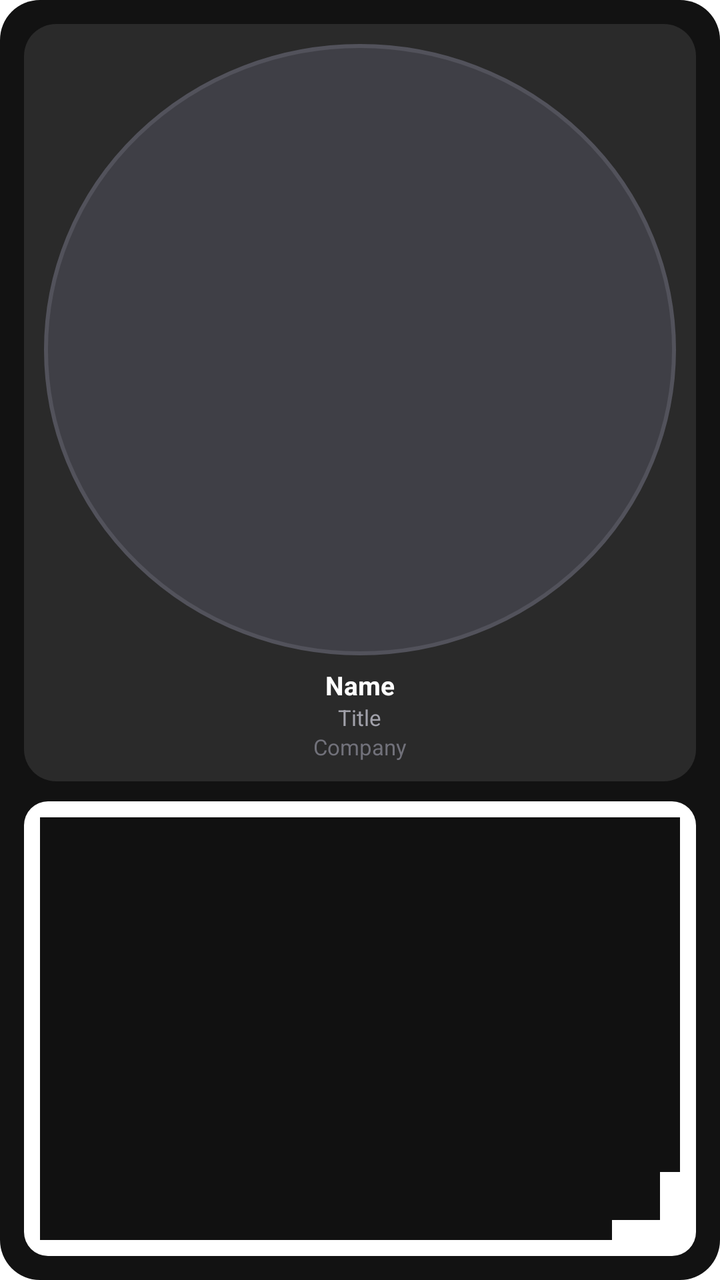
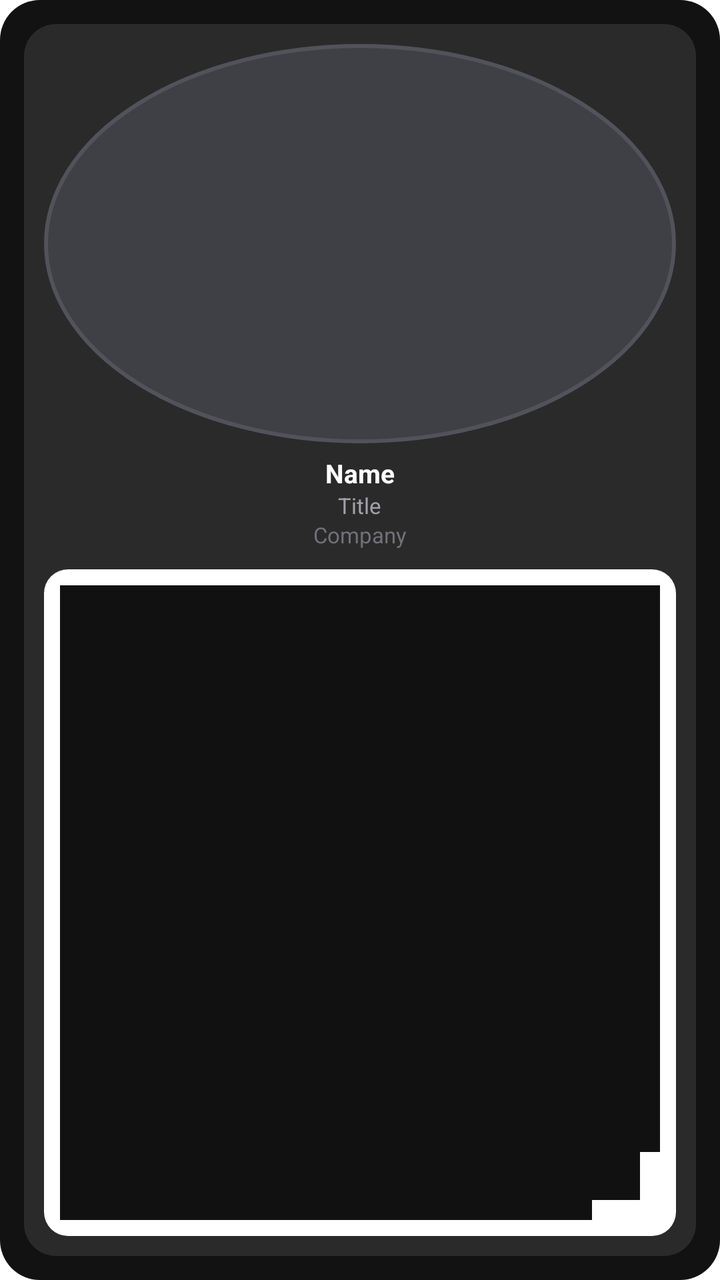

An Android layout rendered at two revisions. The XML below is the earlier revision; the diff shows what the commit changed to produce the second picture.
<!-- AndroidManifest.xml: fallback theme Theme.MaterialComponents.DayNight.NoActionBar -->
<!-- res/layout/tap_na_preview_profile.xml -->
<?xml version="1.0" encoding="utf-8"?>
<LinearLayout xmlns:android="http://schemas.android.com/apk/res/android"
    android:layout_width="110dp"
    android:layout_height="280dp"
    android:background="@drawable/widget_shell"
    android:orientation="vertical"
    android:padding="12dp">

    <LinearLayout
        android:layout_width="match_parent"
        android:layout_height="0dp"
        android:layout_weight="5"
        android:background="@drawable/widget_panel"
        android:gravity="center_horizontal"
        android:orientation="vertical"
        android:padding="10dp">

        <ImageView
            android:layout_width="match_parent"
            android:layout_height="0dp"
            android:layout_weight="1"
            android:contentDescription="@string/widget_profile_description"
            android:src="@drawable/widget_skeleton_circle" />

        <TextView
            android:layout_width="wrap_content"
            android:layout_height="wrap_content"
            android:layout_marginTop="6dp"
            android:text="@string/widget_preview_name"
            android:textColor="#FFFFFF"
            android:textSize="13sp"
            android:textStyle="bold" />

        <TextView
            android:layout_width="wrap_content"
            android:layout_height="wrap_content"
            android:text="@string/widget_preview_title"
            android:textColor="#A1A1AA"
            android:textSize="11sp" />

        <TextView
            android:layout_width="wrap_content"
            android:layout_height="wrap_content"
            android:text="@string/widget_preview_company"
            android:textColor="#71717A"
            android:textSize="11sp" />
    </LinearLayout>

    <ImageView
        android:layout_width="match_parent"
        android:layout_height="0dp"
        android:layout_marginTop="10dp"
        android:layout_weight="3"
        android:contentDescription="@string/widget_qr_description"
        android:src="@drawable/widget_skeleton_qr" />
</LinearLayout>
<!-- resources referenced by this layout -->
<resources>
  <!-- drawable widget_panel (drawable) -->
  <?xml version="1.0" encoding="utf-8"?>
  <shape xmlns:android="http://schemas.android.com/apk/res/android" android:shape="rectangle">
      <solid android:color="#2A2A2A" />
      <corners android:radius="16dp" />
  </shape>
  <!-- drawable widget_shell (drawable) -->
  <?xml version="1.0" encoding="utf-8"?>
  <shape xmlns:android="http://schemas.android.com/apk/res/android" android:shape="rectangle">
      <solid android:color="#121212" />
      <corners android:radius="20dp" />
  </shape>
  <!-- drawable widget_skeleton_circle (drawable) -->
  <?xml version="1.0" encoding="utf-8"?>
  <shape xmlns:android="http://schemas.android.com/apk/res/android" android:shape="oval">
      <solid android:color="#3F3F46" />
      <stroke android:width="2dp" android:color="#52525B" />
  </shape>
  <!-- drawable widget_skeleton_qr (drawable) -->
  <?xml version="1.0" encoding="utf-8"?>
  <layer-list xmlns:android="http://schemas.android.com/apk/res/android">
      <item>
          <shape android:shape="rectangle">
              <solid android:color="#FFFFFF" />
              <corners android:radius="12dp" />
          </shape>
      </item>
      <item android:left="8dp" android:top="8dp" android:right="42dp" android:bottom="42dp">
          <shape android:shape="rectangle">
              <solid android:color="#111111" />
          </shape>
      </item>
      <item android:left="42dp" android:top="8dp" android:right="8dp" android:bottom="42dp">
          <shape android:shape="rectangle">
              <solid android:color="#111111" />
          </shape>
      </item>
      <item android:left="8dp" android:top="42dp" android:right="42dp" android:bottom="8dp">
          <shape android:shape="rectangle">
              <solid android:color="#111111" />
          </shape>
      </item>
      <item android:left="28dp" android:top="28dp" android:right="28dp" android:bottom="28dp">
          <shape android:shape="rectangle">
              <solid android:color="#111111" />
          </shape>
      </item>
      <item android:left="46dp" android:top="46dp" android:right="18dp" android:bottom="18dp">
          <shape android:shape="rectangle">
              <solid android:color="#111111" />
          </shape>
      </item>
  </layer-list>
  <string name="widget_preview_company">Company</string>
  <string name="widget_preview_name">Name</string>
  <string name="widget_preview_title">Title</string>
  <string name="widget_profile_description">Tall profile card with photo, details, and QR code.</string>
  <string name="widget_qr_description">QR code only. People scan this to open your Tap Na profile.</string>
</resources>

<!-- the commit's change to res/layout/tap_na_preview_profile.xml (unified diff, before → after) -->
@@ -1,15 +1,13 @@
 <?xml version="1.0" encoding="utf-8"?>
-<LinearLayout xmlns:android="http://schemas.android.com/apk/res/android"
+<FrameLayout xmlns:android="http://schemas.android.com/apk/res/android"
     android:layout_width="110dp"
     android:layout_height="280dp"
     android:background="@drawable/widget_shell"
-    android:orientation="vertical"
     android:padding="12dp">
 
     <LinearLayout
         android:layout_width="match_parent"
-        android:layout_height="0dp"
-        android:layout_weight="5"
+        android:layout_height="match_parent"
         android:background="@drawable/widget_panel"
         android:gravity="center_horizontal"
         android:orientation="vertical"
@@ -18,7 +16,7 @@
         <ImageView
             android:layout_width="match_parent"
             android:layout_height="0dp"
-            android:layout_weight="1"
+            android:layout_weight="3"
             android:contentDescription="@string/widget_profile_description"
             android:src="@drawable/widget_skeleton_circle" />
 
@@ -44,13 +42,13 @@
             android:text="@string/widget_preview_company"
             android:textColor="#71717A"
             android:textSize="11sp" />
+
+        <ImageView
+            android:layout_width="match_parent"
+            android:layout_height="0dp"
+            android:layout_marginTop="10dp"
+            android:layout_weight="5"
+            android:contentDescription="@string/widget_qr_description"
+            android:src="@drawable/widget_skeleton_qr" />
     </LinearLayout>
-
-    <ImageView
-        android:layout_width="match_parent"
-        android:layout_height="0dp"
-        android:layout_marginTop="10dp"
-        android:layout_weight="3"
-        android:contentDescription="@string/widget_qr_description"
-        android:src="@drawable/widget_skeleton_qr" />
-</LinearLayout>
+</FrameLayout>
